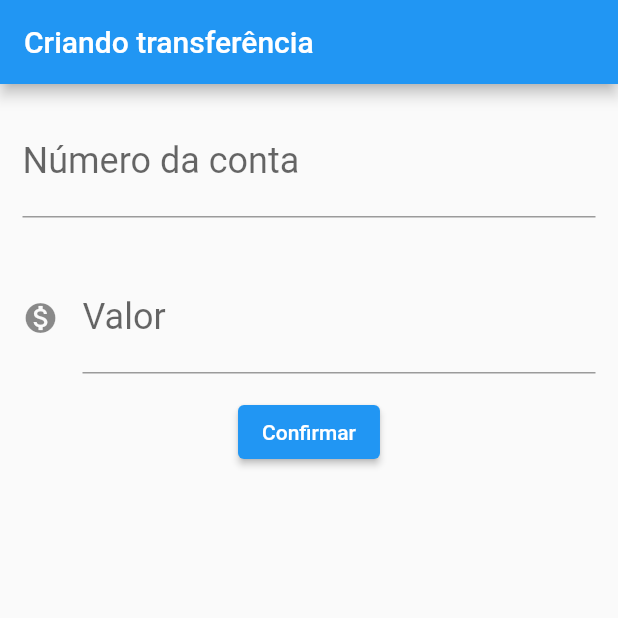
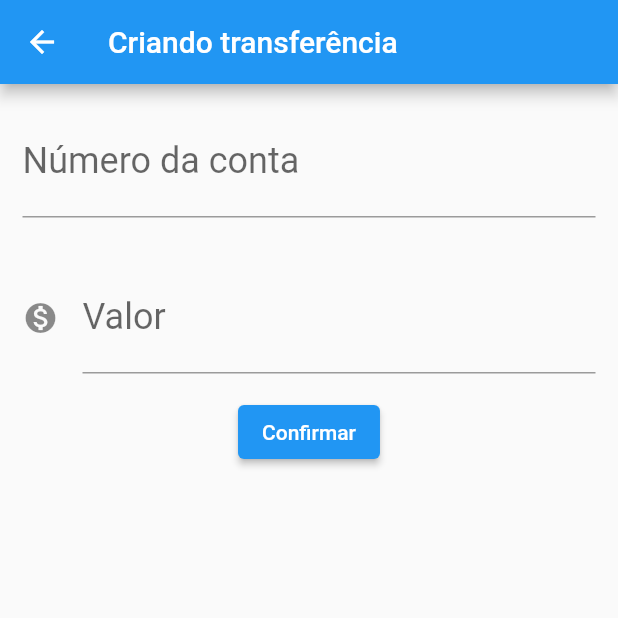
Before and after one commit to fernando-martens/bytebank, a Flutter app: the FormularioTransferencia screen opened directly, after a tap on "Confirmar", on a phone screen of 412 x 824 dp, the top half of it. Run offline on Flutter 3.47's test engine with Material 2 defaults, Android fonts, the phone set to English and light mode, and no system bars; statements that could not run were skipped.

```diff
--- a/lib/main.dart
+++ b/lib/main.dart
@@ -7,27 +7,39 @@ class BytebankApp extends StatelessWidget {
   Widget build(BuildContext context) {
     return MaterialApp(
       home: Scaffold(
-        body: FormularioTransferencia(),
+        body: ListaTranferencias(),
       ),
     );
   }
 }
 
 class ListaTranferencias extends StatelessWidget {
+
+  final List<Transferencia> _transferencias = [];
+
   @override
   Widget build(BuildContext context) {
     return Scaffold(
-      body: Column(
-        children: [
-          ItemTranferencia(Transferencia(100.00, 2000)),
-        ],
+      body: ListView.builder(
+        itemCount: _transferencias.length,
+        itemBuilder: (context, index) {
+          return ItemTranferencia(_transferencias[index])
+        },
       ),
       appBar: AppBar(
         title: Text('Transferências'),
       ),
       floatingActionButton: FloatingActionButton(
         child: Icon(Icons.add),
-        onPressed: () {},
+        onPressed: () {
+          final Future future =
+              Navigator.push(context, MaterialPageRoute(builder: (context) {
+            return FormularioTransferencia();
+          }));
+          future.then((transferenciaRecebida) {
+            _transferencias.add(transferenciaRecebida);
+          });
+        },
       ),
     );
   }
@@ -58,10 +70,8 @@ class Transferencia {
 }
 
 class FormularioTransferencia extends StatelessWidget {
-
   final TextEditingController _controladorCampoConta = TextEditingController();
   final TextEditingController _controladorCampoValor = TextEditingController();
-
 
   @override
   Widget build(BuildContext context) {
@@ -71,47 +81,60 @@ class FormularioTransferencia extends StatelessWidget {
         ),
         body: Column(
           children: [
-            Padding(
+            Editor(
+              controlador: _controladorCampoConta,
+              rotulo: "Número da conta",
+              dica: "0000",
+            ),
+            Editor(
+              controlador: _controladorCampoValor,
+              rotulo: "Valor",
+              dica: "0.00",
+              icon: Icons.monetization_on,
+            ),
+            ElevatedButton(
+                onPressed: () => _criaTransferencia(context),
+                child: Text("Confirmar"))
+          ],
+        ));
+  }
+
+  void _criaTransferencia(BuildContext context) {
+    final numeroConta = int.tryParse(_controladorCampoConta.text);
+    final valor = double.tryParse(_controladorCampoValor.text);
+    if (numeroConta != null && valor != null) {
+      final transferenciaCriada = Transferencia(valor, numeroConta);
+      Navigator.pop(context, transferenciaCriada);
+    }
+  }
+}
+
+class Editor extends StatelessWidget {
+  final controlador;
+  final rotulo;
+  final dica;
+  final icon;
+
+  Editor({this.controlador, this.rotulo, this.dica, this.icon});
+
+  @override
+  Widget build(BuildContext context) {
+    return Padding(
       padding: const EdgeInsets.all(15.0),
       child: Column(
         children: [
           TextField(
-                    controller: _controladorCampoConta,
+            controller: controlador,
             style: TextStyle(fontSize: 24.0),
             decoration: InputDecoration(
-                        labelText: "Número da conta", hintText: "0000"),
+                icon: icon != null ? Icon(icon) : null,
+                labelText: rotulo,
+                hintText: dica),
             keyboardType: TextInputType.number,
           ),
           //ElevatedButton()
         ],
       ),
-            ),
-            Padding(
-              padding: const EdgeInsets.all(15.0),
-              child: Column(
-                children: [
-                  TextField(
-                    controller: _controladorCampoValor,
-                    style: TextStyle(fontSize: 24.0),
-                    decoration: InputDecoration(
-                      icon: Icon(Icons.monetization_on),
-                        labelText: "Valor", hintText: "0.00"),
-                    keyboardType: TextInputType.number,
-                  ),
-                  //ElevatedButton()
-                ],
-              ),
-            ),
-            ElevatedButton(onPressed: () {
-              debugPrint('clicou no confirmar');
-              final numeroConta = int.tryParse(_controladorCampoConta.text);
-              final valor = double.tryParse(_controladorCampoValor.text);
-              if(numeroConta != null && valor != null){
-                final transferenciaCriada = Transferencia(valor, numeroConta);
-              }
-
-            }, child: Text("Confirmar"))
-          ],
-        ));
+    );
   }
 }
```
Lines whose indentation alone changed are shown as unchanged.
